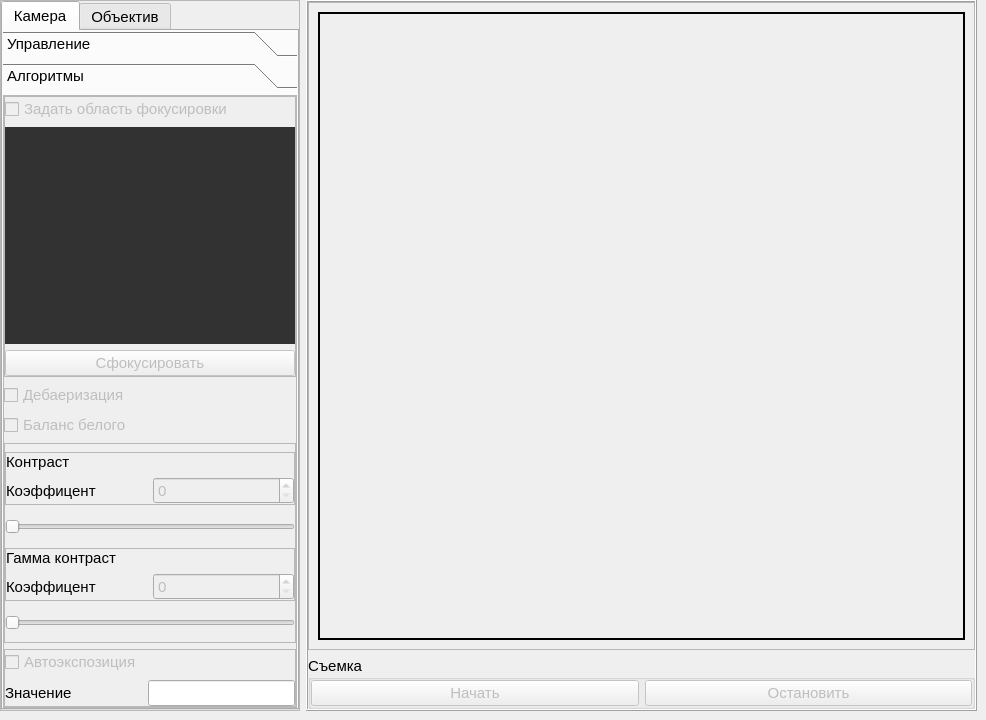
H4KC3R/AlgoDemon, file project/source/mainwindow.ui: the form before one commit.
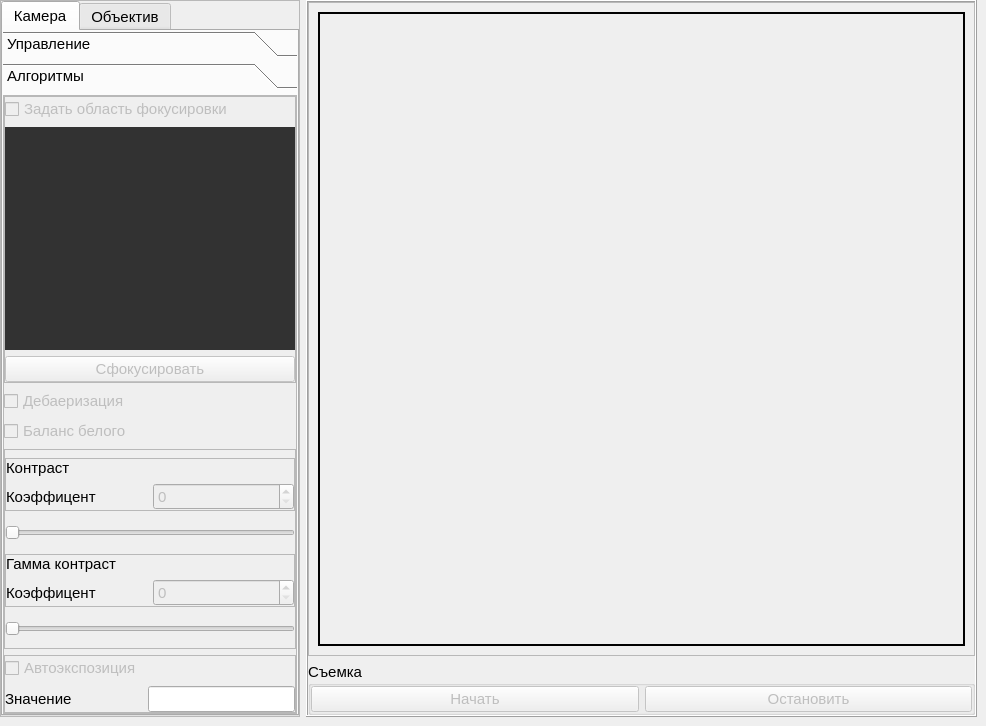
The form after the commit. Icons and pictures are not drawn.

Diff of the .ui file:
```diff
--- a/project/source/mainwindow.ui
+++ b/project/source/mainwindow.ui
@@ -7,7 +7,7 @@
     <x>0</x>
     <y>0</y>
     <width>986</width>
-    <height>720</height>
+    <height>726</height>
    </rect>
   </property>
   <property name="windowTitle">
@@ -748,7 +748,7 @@
                 <x>0</x>
                 <y>0</y>
                 <width>299</width>
-                <height>586</height>
+                <height>592</height>
                </rect>
               </property>
               <attribute name="label">
```
Left out of the diff: 4 changed lines with no effect on the pictures.
